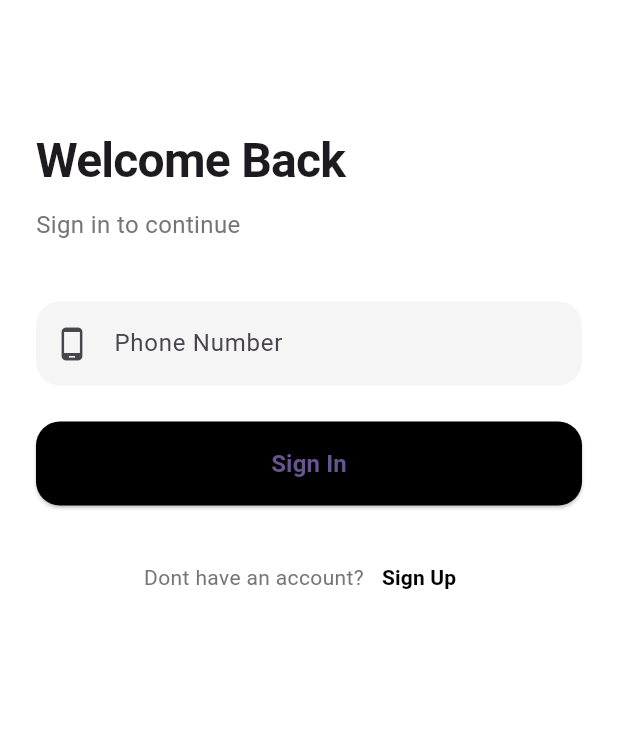
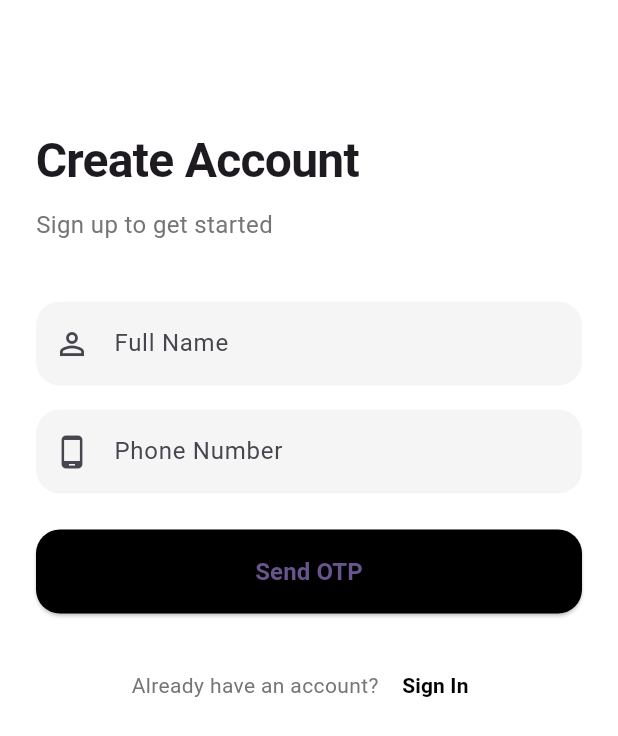
Before and after one commit to TranQuocAnIT/sneakerstore_client, a Flutter app: the screen it shows after launch, on a phone screen of 412 x 824 dp. Shown: the top 736 px of the screen. Run offline on Flutter 3.47's test engine with Material 3 defaults, Android fonts, the light colour scheme and no system bars; our stand-ins replace cloud_firestore, dropdown_button2, firebase_core, get; accounts and stored records are empty.

Commit message:
Thêm logincontroller và logic dang nhập đăng kí

```diff
--- /dev/null
+++ b/lib/controller/login_controller.dart
@@ -0,0 +1,56 @@
+import 'dart:math';
+
+import 'package:cloud_firestore/cloud_firestore.dart';
+import 'package:flutter/material.dart';
+import 'package:get/get.dart';
+import 'package:sneakerstore_client/model/user/user.dart';
+
+class LoginController extends GetxController{
+
+  FirebaseFirestore firestore = FirebaseFirestore.instance;
+  late CollectionReference userCollection;
+
+  TextEditingController signupNameCtrl = TextEditingController();
+  TextEditingController signupPhoneNumberCtrl = TextEditingController();
+
+  @override
+  void onInit() {
+    userCollection = firestore.collection('users');
+    super.onInit();
+  }
+  addUser(){
+    try {
+      if(signupNameCtrl.text.isEmpty || signupPhoneNumberCtrl.text.isEmpty)
+        {
+          Get.snackbar('lưu ý' , 'Hãy điền đầu đủ trường ', colorText: Colors.amber);
+          return;
+        }
+      DocumentReference doc = userCollection.doc();
+      User user = User(
+        id:doc.id,
+        name: signupNameCtrl.text,
+        phonenumber: int.parse(signupPhoneNumberCtrl.text),
+      );
+       final userJson = user.toJson();
+       doc.set(userJson);
+       Get.snackbar('Thành Công' , 'Thêm tài khoản thành công', colorText: Colors.green);
+
+    } catch (e) {
+      Get.snackbar('Lổi' ,e.toString(), colorText: Colors.red);
+      print(e);
+    }
+  }
+
+  senderOtp(){
+    final random = Random();
+    int otp = random.nextInt(9000);
+    print(otp);
+    // neu gửi otp thành công hiển thị thông báo
+    if(otp != null)
+      {
+        Get.snackbar('Thành công ' , 'Mã OTP đã được gửi đi', colorText: Colors.red);
+      }else{
+      Get.snackbar('Lổi' , 'Mã OTP chưa được gửi đi', colorText: Colors.red);
+    }
+   }
+}
--- a/lib/main.dart
+++ b/lib/main.dart
@@ -1,9 +1,17 @@
+import 'package:firebase_core/firebase_core.dart';
 import 'package:flutter/material.dart';
+import 'package:get/get.dart';
 import 'package:sneakerstore_client/pages/home_page.dart';
 import 'package:sneakerstore_client/pages/login_page.dart';
 import 'package:sneakerstore_client/pages/register_page.dart';
+import 'package:firebase_core/firebase_core.dart';
 
-void main() {
+import 'controller/login_controller.dart';
+import 'firebaseOption.dart';
+Future<void> main() async {
+  WidgetsFlutterBinding.ensureInitialized();
+  await Firebase.initializeApp(options: firebaseOptions);
+  Get.put(LoginController());
   runApp(const MyApp());
 }
 
@@ -14,13 +22,13 @@ class MyApp extends StatelessWidget {
   @override
 
   Widget build(BuildContext context) {
-    return MaterialApp(
+    return GetMaterialApp(
       title: 'Sneaker store',
       theme: ThemeData(
         colorScheme: ColorScheme.fromSeed(seedColor: Colors.deepPurple),
         useMaterial3: true,
       ),
-      home: LoginPage(),
+      home: RegisterPage(),
     );
   }
 }
--- /dev/null
+++ b/lib/model/user/user.dart
@@ -0,0 +1,25 @@
+
+import 'package:json_annotation/json_annotation.dart';
+part 'user.g.dart';
+
+@JsonSerializable()
+class User {
+  @JsonKey(name: "id")
+  String? id;
+
+  @JsonKey(name: "name")
+  String? name;
+
+  @JsonKey(name: "phonenumber")
+  int? phonenumber;
+
+
+
+  User({
+    this.id,
+    this.name,
+    this.phonenumber,
+  });
+  factory User.fromJson(Map<String,dynamic> json) => _$UserFromJson(json);
+  Map<String, dynamic> toJson() => _$UserToJson(this);
+}
--- a/lib/pages/register_page.dart
+++ b/lib/pages/register_page.dart
@@ -1,10 +1,14 @@
 import 'package:flutter/material.dart';
+import 'package:get/get.dart';
+
+import '../controller/login_controller.dart';
 
 class RegisterPage extends StatelessWidget {
   const RegisterPage({super.key});
 
   @override
   Widget build(BuildContext context) {
+    return GetBuilder<LoginController>(builder: (ctrl) {
       return Scaffold(
         backgroundColor: Colors.white,
         body: SafeArea(
@@ -34,6 +38,7 @@ class RegisterPage extends StatelessWidget {
                   const SizedBox(height: 40),
                   TextField(
                     keyboardType: TextInputType.name,
+                    controller: ctrl.signupNameCtrl,
                     decoration: InputDecoration(
                       filled: true,
                       fillColor: Colors.grey[100],
@@ -49,6 +54,7 @@ class RegisterPage extends StatelessWidget {
                   const SizedBox(height: 16),
                   TextField(
                     keyboardType: TextInputType.phone,
+                    controller: ctrl.signupPhoneNumberCtrl,
                     decoration: InputDecoration(
                       filled: true,
                       fillColor: Colors.grey[100],
@@ -91,7 +97,9 @@ class RegisterPage extends StatelessWidget {
                         style: TextStyle(color: Colors.grey[600]),
                       ),
                       TextButton(
-                      onPressed: () {},
+                        onPressed: () {
+                          ctrl.addUser();
+                        },
                         style: TextButton.styleFrom(
                           foregroundColor: Colors.black,
                         ),
@@ -108,5 +116,6 @@ class RegisterPage extends StatelessWidget {
           ),
         ),
       );
+    });
   }
 }
--- a/pubspec.yaml
+++ b/pubspec.yaml
@@ -16,6 +16,7 @@ dependencies:
   firebase_core: ^3.9.0
   cloud_firestore: ^5.6.0
   get_storage: ^2.1.1
+
   flutter:
     sdk: flutter
 
@@ -23,6 +24,8 @@ dependencies:
   cupertino_icons: ^1.0.8
 
 dev_dependencies:
+  build_runner: ^2.4.6
+  json_serializable: ^6.9.2
   flutter_test:
     sdk: flutter
 
```
Also changed, not shown: lib/firebaseOption.dart (added, +8 -0 lines), lib/model/user/user.g.dart (added), pubspec.lock, 4 other files. Lines whose indentation alone changed are shown as unchanged.
